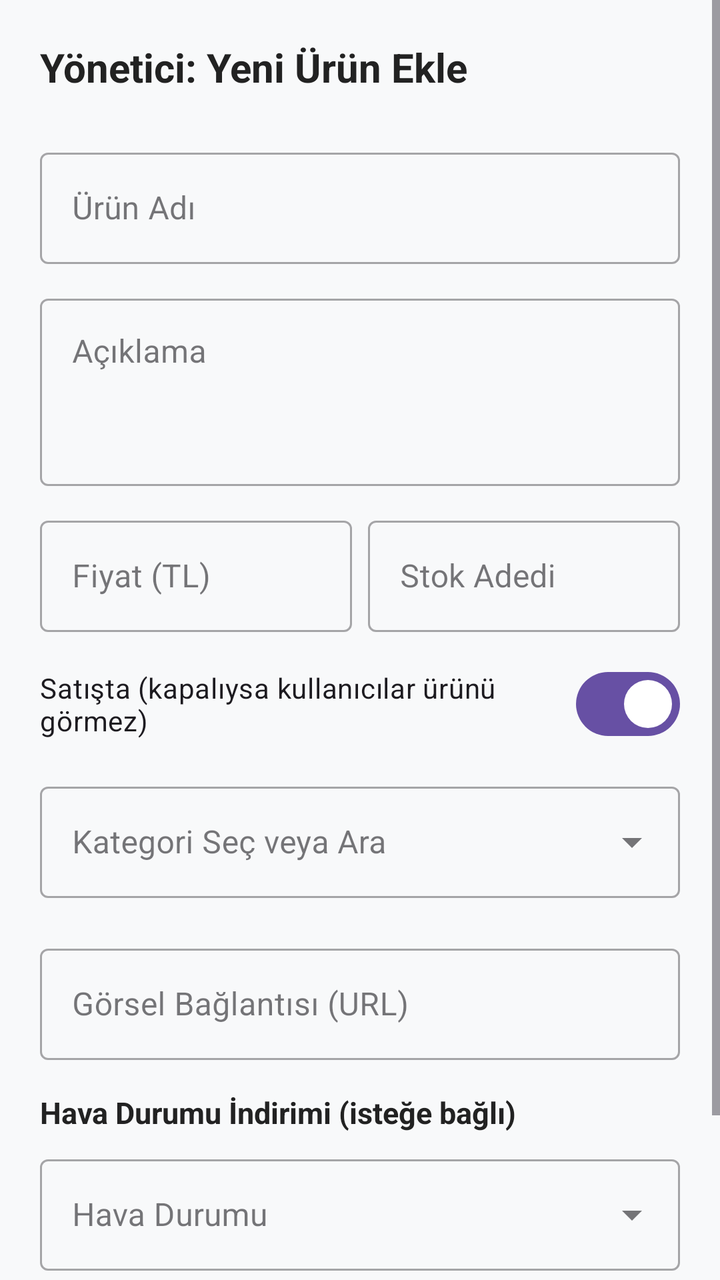
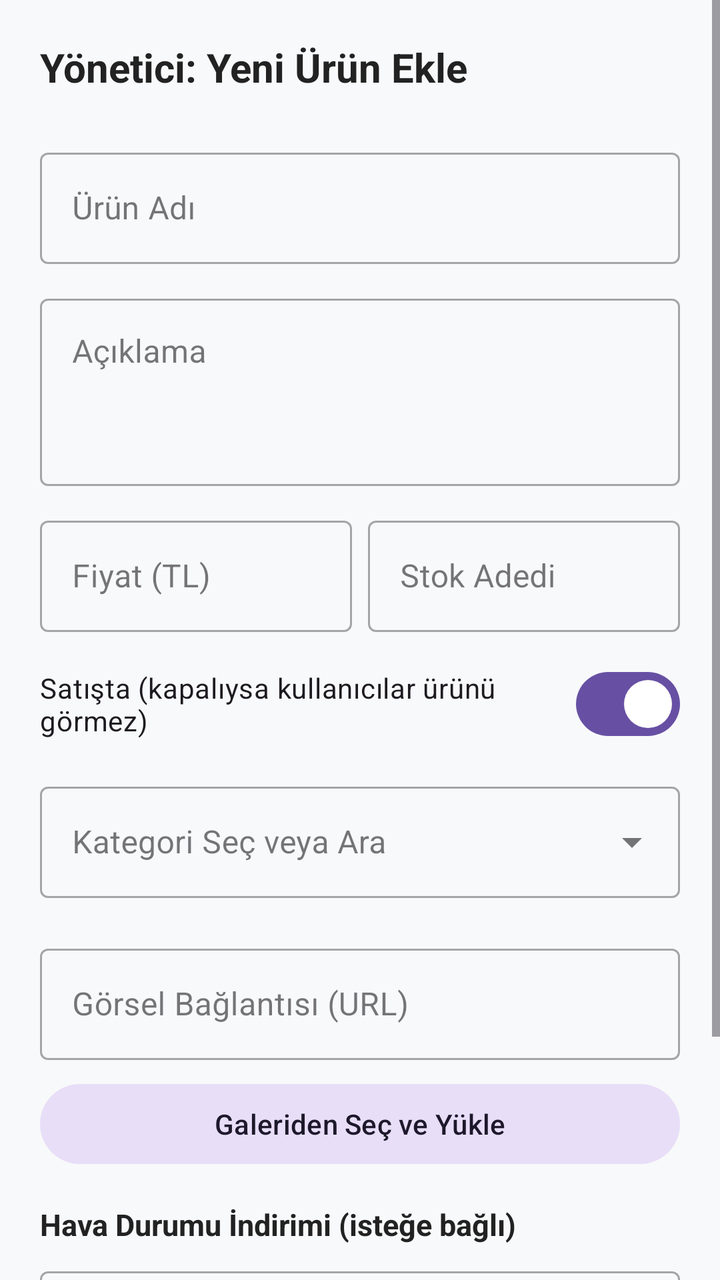

Two renders of the same Android screen: before a commit and after it. Below are the layout's source before the change and the commit's diff.
<!-- AndroidManifest.xml: application theme Theme.Shingu -->
<!-- res/layout/fragment_admin_add_product.xml -->
<?xml version="1.0" encoding="utf-8"?>
<ScrollView xmlns:android="http://schemas.android.com/apk/res/android"
    xmlns:app="http://schemas.android.com/apk/res-auto"
    android:layout_width="match_parent"
    android:layout_height="match_parent"
    android:background="#F8F9FA">

<LinearLayout
    android:layout_width="match_parent"
    android:layout_height="wrap_content"
    android:orientation="vertical"
    android:padding="20dp">

    <TextView
        android:id="@+id/tvProductFormTitle"
        android:layout_width="match_parent"
        android:layout_height="wrap_content"
        android:layout_marginBottom="24dp"
        android:text="Yönetici: Yeni Ürün Ekle"
        android:textColor="#222222"
        android:textSize="20sp"
        android:textStyle="bold" />

    <com.google.android.material.textfield.TextInputLayout
        android:layout_width="match_parent"
        android:layout_height="wrap_content"
        android:layout_marginBottom="12dp"
        style="@style/Widget.MaterialComponents.TextInputLayout.OutlinedBox">

        <com.google.android.material.textfield.TextInputEditText
            android:id="@+id/etProductName"
            android:layout_width="match_parent"
            android:layout_height="wrap_content"
            android:hint="Ürün Adı" />
    </com.google.android.material.textfield.TextInputLayout>

    <com.google.android.material.textfield.TextInputLayout
        android:layout_width="match_parent"
        android:layout_height="wrap_content"
        android:layout_marginBottom="12dp"
        style="@style/Widget.MaterialComponents.TextInputLayout.OutlinedBox">

        <com.google.android.material.textfield.TextInputEditText
            android:id="@+id/etProductDescription"
            android:layout_width="match_parent"
            android:layout_height="wrap_content"
            android:gravity="top"
            android:hint="Açıklama"
            android:inputType="textMultiLine|textCapSentences"
            android:minLines="3" />
    </com.google.android.material.textfield.TextInputLayout>

    
    <LinearLayout
        android:layout_width="match_parent"
        android:layout_height="wrap_content"
        android:layout_marginBottom="12dp"
        android:orientation="horizontal">

        <com.google.android.material.textfield.TextInputLayout
            android:layout_width="0dp"
            android:layout_height="wrap_content"
            android:layout_marginEnd="8dp"
            android:layout_weight="1"
            style="@style/Widget.MaterialComponents.TextInputLayout.OutlinedBox">

            <com.google.android.material.textfield.TextInputEditText
                android:id="@+id/etProductPrice"
                android:layout_width="match_parent"
                android:layout_height="wrap_content"
                android:inputType="numberDecimal"
                android:hint="Fiyat (TL)" />
        </com.google.android.material.textfield.TextInputLayout>

        <com.google.android.material.textfield.TextInputLayout
            android:layout_width="0dp"
            android:layout_height="wrap_content"
            android:layout_weight="1"
            style="@style/Widget.MaterialComponents.TextInputLayout.OutlinedBox">

            <com.google.android.material.textfield.TextInputEditText
                android:id="@+id/etProductStock"
                android:layout_width="match_parent"
                android:layout_height="wrap_content"
                android:inputType="number"
                android:hint="Stok Adedi" />
        </com.google.android.material.textfield.TextInputLayout>
    </LinearLayout>

    
    <com.google.android.material.materialswitch.MaterialSwitch
        android:id="@+id/switchProductOnSale"
        android:layout_width="match_parent"
        android:layout_height="wrap_content"
        android:layout_marginBottom="12dp"
        android:checked="true"
        android:text="Satışta (kapalıysa kullanıcılar ürünü görmez)" />

    
    <com.google.android.material.textfield.TextInputLayout
        android:layout_width="match_parent"
        android:layout_height="wrap_content"
        android:layout_marginBottom="8dp"
        style="@style/Widget.MaterialComponents.TextInputLayout.OutlinedBox.ExposedDropdownMenu">

        <AutoCompleteTextView
            android:id="@+id/actvCategorySelect"
            android:layout_width="match_parent"
            android:layout_height="wrap_content"
            android:hint="Kategori Seç veya Ara"
            android:inputType="text" />
    </com.google.android.material.textfield.TextInputLayout>

    
    <HorizontalScrollView
        android:layout_width="match_parent"
        android:layout_height="wrap_content"
        android:layout_marginBottom="12dp"
        android:scrollbars="none">

        <com.google.android.material.chip.ChipGroup
            android:id="@+id/chipGroupCategories"
            android:layout_width="wrap_content"
            android:layout_height="wrap_content"
            app:singleLine="true" />
    </HorizontalScrollView>

    
    <com.google.android.material.textfield.TextInputLayout
        android:layout_width="match_parent"
        android:layout_height="wrap_content"
        android:layout_marginBottom="8dp"
        style="@style/Widget.MaterialComponents.TextInputLayout.OutlinedBox">

        <com.google.android.material.textfield.TextInputEditText
            android:id="@+id/etProductImageUrl"
            android:layout_width="match_parent"
            android:layout_height="wrap_content"
            android:hint="Görsel Bağlantısı (URL)"
            android:inputType="textUri" />
    </com.google.android.material.textfield.TextInputLayout>

    <ImageView
        android:id="@+id/ivProductPreview"
        android:layout_width="match_parent"
        android:layout_height="160dp"
        android:scaleType="centerCrop"
        android:visibility="gone" />

    <com.google.android.material.button.MaterialButton
        android:id="@+id/btnRemoveProductImage"
        style="@style/Widget.Material3.Button.TextButton"
        android:layout_width="wrap_content"
        android:layout_height="wrap_content"
        android:layout_marginBottom="12dp"
        android:text="Görseli Kaldır"
        android:visibility="gone" />

    
    <TextView
        android:layout_width="match_parent"
        android:layout_height="wrap_content"
        android:layout_marginTop="8dp"
        android:layout_marginBottom="8dp"
        android:text="Hava Durumu İndirimi (isteğe bağlı)"
        android:textColor="#222222"
        android:textSize="15sp"
        android:textStyle="bold" />

    <com.google.android.material.textfield.TextInputLayout
        android:layout_width="match_parent"
        android:layout_height="wrap_content"
        android:layout_marginBottom="12dp"
        style="@style/Widget.MaterialComponents.TextInputLayout.OutlinedBox.ExposedDropdownMenu">

        <AutoCompleteTextView
            android:id="@+id/actvWeatherTag"
            android:layout_width="match_parent"
            android:layout_height="wrap_content"
            android:hint="Hava Durumu"
            android:inputType="none" />
    </com.google.android.material.textfield.TextInputLayout>

    <com.google.android.material.textfield.TextInputLayout
        android:id="@+id/layoutWeatherDiscount"
        android:layout_width="match_parent"
        android:layout_height="wrap_content"
        android:layout_marginBottom="12dp"
        android:visibility="gone"
        style="@style/Widget.MaterialComponents.TextInputLayout.OutlinedBox">

        <com.google.android.material.textfield.TextInputEditText
            android:id="@+id/etWeatherDiscount"
            android:layout_width="match_parent"
            android:layout_height="wrap_content"
            android:hint="İndirim Oranı (%1 - %90)"
            android:inputType="number" />
    </com.google.android.material.textfield.TextInputLayout>

    <Button
        android:id="@+id/btnAddProduct"
        android:layout_width="match_parent"
        android:layout_height="55dp"
        android:layout_marginTop="12dp"
        android:backgroundTint="#6750A4"
        android:text="Ürünü Sisteme Ekle"
        android:textSize="16sp" />

    
    <com.google.android.material.button.MaterialButton
        android:id="@+id/btnDeleteProduct"
        style="@style/Widget.Material3.Button.OutlinedButton"
        android:layout_width="match_parent"
        android:layout_height="55dp"
        android:layout_marginTop="8dp"
        android:text="Ürünü Sil"
        android:textColor="#E53935"
        android:visibility="gone"
        app:strokeColor="#E53935" />

</LinearLayout>
</ScrollView>
<!-- resources referenced by this layout -->
<resources>
  <style name="Theme.Shingu" parent="Base.Theme.Shingu" />
  <style name="Base.Theme.Shingu" parent="Theme.Material3.DayNight.NoActionBar">
          
          
      </style>
</resources>

<!-- the commit's change to res/layout/fragment_admin_add_product.xml (unified diff, before → after) -->
@@ -140,6 +140,15 @@
             android:inputType="textUri" />
     </com.google.android.material.textfield.TextInputLayout>
 
+    
+    <com.google.android.material.button.MaterialButton
+        android:id="@+id/btnPickProductImage"
+        style="@style/Widget.Material3.Button.TonalButton"
+        android:layout_width="match_parent"
+        android:layout_height="wrap_content"
+        android:layout_marginBottom="8dp"
+        android:text="Galeriden Seç ve Yükle" />
+
     <ImageView
         android:id="@+id/ivProductPreview"
         android:layout_width="match_parent"
